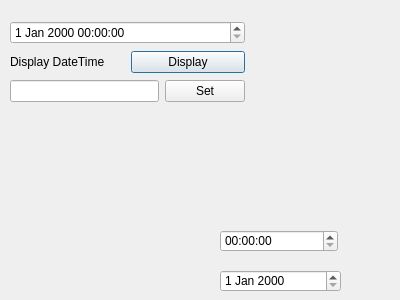
First picture: the form in 02.12 DateTimeEdit/dateTimeEditTest.ui, repository SebinLee/PyQt5forBeginner, before the edit.
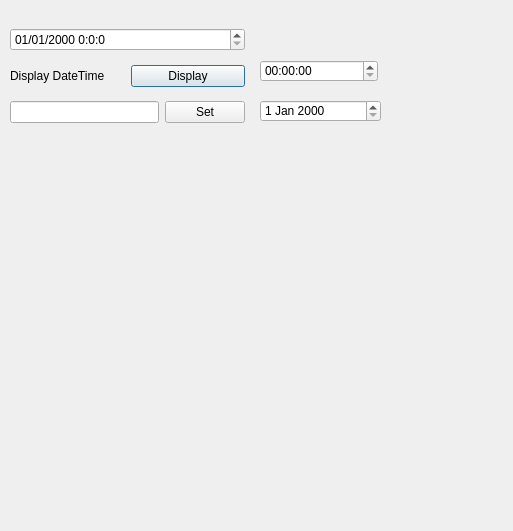
Second picture: the form after the edit.

What changed in the file:
```diff
--- a/02.12 DateTimeEdit/dateTimeEditTest.ui
+++ b/02.12 DateTimeEdit/dateTimeEditTest.ui
@@ -6,8 +6,8 @@
    <rect>
     <x>0</x>
     <y>0</y>
-    <width>400</width>
-    <height>300</height>
+    <width>513</width>
+    <height>531</height>
    </rect>
   </property>
   <property name="windowTitle">
@@ -16,8 +16,8 @@
   <widget class="QTimeEdit" name="timeEdit">
    <property name="geometry">
     <rect>
-     <x>220</x>
-     <y>230</y>
+     <x>260</x>
+     <y>60</y>
      <width>118</width>
      <height>22</height>
     </rect>
@@ -26,20 +26,20 @@
   <widget class="QDateEdit" name="dateEdit">
    <property name="geometry">
     <rect>
-     <x>220</x>
-     <y>270</y>
+     <x>260</x>
+     <y>100</y>
      <width>121</width>
      <height>22</height>
     </rect>
    </property>
   </widget>
-  <widget class="QWidget" name="">
+  <widget class="QWidget" name="layoutWidget">
    <property name="geometry">
     <rect>
      <x>10</x>
      <y>20</y>
      <width>235</width>
-     <height>84</height>
+     <height>111</height>
     </rect>
    </property>
    <layout class="QVBoxLayout" name="verticalLayout">
@@ -56,7 +56,13 @@
        </datetime>
       </property>
       <property name="currentSection">
-       <enum>QDateTimeEdit::YearSection</enum>
+       <enum>QDateTimeEdit::DaySection</enum>
+      </property>
+      <property name="displayFormat">
+       <string>dd/MM/yyyy h:m:s</string>
+      </property>
+      <property name="calendarPopup">
+       <bool>false</bool>
       </property>
      </widget>
     </item>
```
